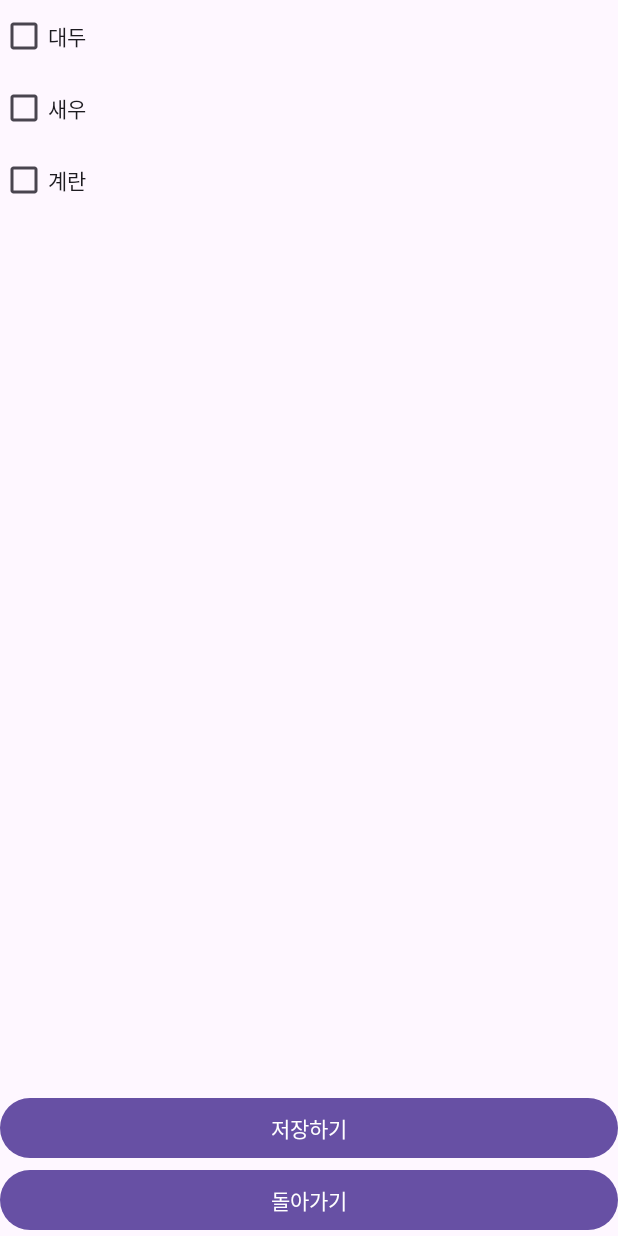
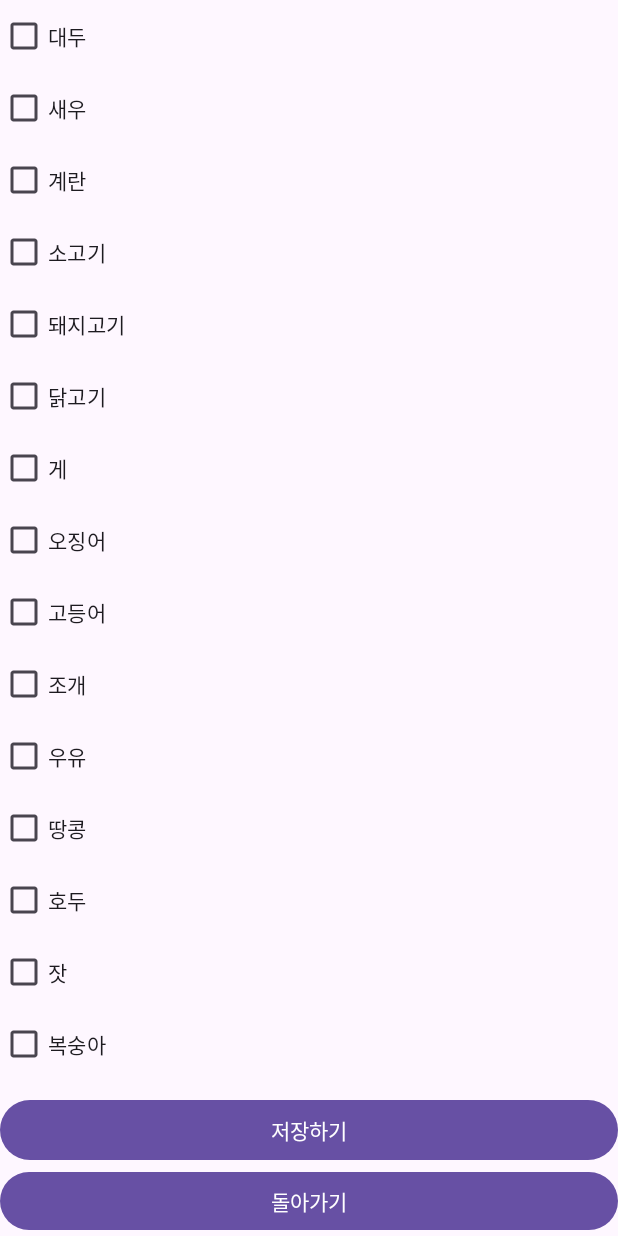
Before and after one commit to Danmark-Jajang/VisionAPI, an Android app: the CheckAllergy screen opened directly, with no data from a screen before it, after a tap on "저장하기", on a phone screen of 412 x 824 dp. Run offline under Robolectric (Android 15) with nearby library versions, the phone set to English and light mode, and no system bars; our stand-ins replace Room's generated code.

Commit message:
알러지 종류 추가

```diff
--- a/app/src/main/java/com/example/visionapi/CheckAllergy.kt
+++ b/app/src/main/java/com/example/visionapi/CheckAllergy.kt
@@ -38,7 +38,8 @@ class CheckAllergy : AppCompatActivity() {
         //화면 표시때 유저데이터 없으면 초기화
         val userDB = UserDatabase.getInstance(applicationContext)
         if(userDB!!.UserDao().getUserNum() <= 0){
-            var tmpUser = User(1, "", "","")
+            var tmpUser = User(1, "", "","","","","","","","","","","","","","",""
+                ,"","","")
             userDB.UserDao().insertUser(tmpUser)
         }
 
@@ -60,11 +61,30 @@ class CheckAllergy : AppCompatActivity() {
     }
 
     fun checkAllergyBox() : User{
-        val cb1 = findViewById<CheckBox>(R.id.CbAllergy1)
-        val cb2 = findViewById<CheckBox>(R.id.CbAllergy2)
-        val cb3 = findViewById<CheckBox>(R.id.CbAllergy3)
-        var cbArray = arrayOf(cb1, cb2, cb3)
-        var alArray = arrayOf("", "", "")
+        val cb1 = findViewById<CheckBox>(R.id.cb1)
+        val cb2 = findViewById<CheckBox>(R.id.cb2)
+        val cb3 = findViewById<CheckBox>(R.id.cb3)
+        val cb4 = findViewById<CheckBox>(R.id.cb4)
+        val cb5 = findViewById<CheckBox>(R.id.cb5)
+        val cb6 = findViewById<CheckBox>(R.id.cb6)
+        val cb7 = findViewById<CheckBox>(R.id.cb7)
+        val cb8 = findViewById<CheckBox>(R.id.cb8)
+        val cb9 = findViewById<CheckBox>(R.id.cb9)
+        val cb10 = findViewById<CheckBox>(R.id.cb10)
+        val cb11 = findViewById<CheckBox>(R.id.cb11)
+        val cb12 = findViewById<CheckBox>(R.id.cb12)
+        val cb13 = findViewById<CheckBox>(R.id.cb13)
+        val cb14 = findViewById<CheckBox>(R.id.cb14)
+        val cb15 = findViewById<CheckBox>(R.id.cb15)
+        val cb16 = findViewById<CheckBox>(R.id.cb16)
+        val cb17 = findViewById<CheckBox>(R.id.cb17)
+        val cb18 = findViewById<CheckBox>(R.id.cb18)
+        val cb19 = findViewById<CheckBox>(R.id.cb19)
+
+
+
+        var cbArray = arrayOf(cb1, cb2, cb3, cb4, cb5, cb6, cb7, cb8, cb9, cb10, cb11, cb12, cb13, cb14, cb15, cb16, cb17, cb18, cb19)
+        var alArray = arrayOf("", "", "", "", "", "", "", "", "", "", "", "", "", "", "", "", "", "", "")
 
         for(i in cbArray){
             if(i.isChecked){
@@ -72,18 +92,36 @@ class CheckAllergy : AppCompatActivity() {
             }
         }
 
-        val u : User = User(1, alArray[0], alArray[1], alArray[2])
+        val u : User = User(1, alArray[0], alArray[1], alArray[2], alArray[3], alArray[4], alArray[5], alArray[6], alArray[7], alArray[8]
+            , alArray[9], alArray[10], alArray[11], alArray[12], alArray[13], alArray[14], alArray[15], alArray[16], alArray[17], alArray[18])
         return u
     }
 
     fun setAllergyBox(user : User){
-        val cb1 = findViewById<CheckBox>(R.id.CbAllergy1)
-        val cb2 = findViewById<CheckBox>(R.id.CbAllergy2)
-        val cb3 = findViewById<CheckBox>(R.id.CbAllergy3)
-        var cbArray = arrayOf(cb1, cb2, cb3)
-        var alArray = arrayOf(user.al1, user.al2, user.al3)
+        val cb1 = findViewById<CheckBox>(R.id.cb1)
+        val cb2 = findViewById<CheckBox>(R.id.cb2)
+        val cb3 = findViewById<CheckBox>(R.id.cb3)
+        val cb4 = findViewById<CheckBox>(R.id.cb4)
+        val cb5 = findViewById<CheckBox>(R.id.cb5)
+        val cb6 = findViewById<CheckBox>(R.id.cb6)
+        val cb7 = findViewById<CheckBox>(R.id.cb7)
+        val cb8 = findViewById<CheckBox>(R.id.cb8)
+        val cb9 = findViewById<CheckBox>(R.id.cb9)
+        val cb10 = findViewById<CheckBox>(R.id.cb10)
+        val cb11 = findViewById<CheckBox>(R.id.cb11)
+        val cb12 = findViewById<CheckBox>(R.id.cb12)
+        val cb13 = findViewById<CheckBox>(R.id.cb13)
+        val cb14 = findViewById<CheckBox>(R.id.cb14)
+        val cb15 = findViewById<CheckBox>(R.id.cb15)
+        val cb16 = findViewById<CheckBox>(R.id.cb16)
+        val cb17 = findViewById<CheckBox>(R.id.cb17)
+        val cb18 = findViewById<CheckBox>(R.id.cb18)
+        val cb19 = findViewById<CheckBox>(R.id.cb19)
+        var cbArray = arrayOf(cb1, cb2, cb3, cb4, cb5, cb6, cb7, cb8, cb9, cb10, cb11, cb12, cb13, cb14, cb15, cb16, cb17, cb18, cb19)
+        var alArray = arrayOf(user.al1, user.al2, user.al3, user.al4, user.al5, user.al6, user.al7, user.al8, user.al9, user.al10,
+            user.al11, user.al12, user.al13, user.al14, user.al15, user.al16, user.al17, user.al18, user.al19)
 
-        for(i in 0..2){
+        for(i in 0..18){
             if(alArray[i] != ""){
                 cbArray[i].isChecked = true
             }
--- a/app/src/main/java/com/example/visionapi/ResultActivity.kt
+++ b/app/src/main/java/com/example/visionapi/ResultActivity.kt
@@ -9,8 +9,6 @@ import androidx.appcompat.app.AppCompatActivity
 import androidx.core.view.ViewCompat
 import androidx.core.view.WindowInsetsCompat
 import com.example.visionapi.databinding.ActivityResultBinding
-import java.util.ArrayList
-import java.util.Random
 
 class ResultActivity : AppCompatActivity() {
     lateinit var binding: ActivityResultBinding
@@ -30,14 +28,17 @@ class ResultActivity : AppCompatActivity() {
         val text : String = intent.getStringExtra("text").toString()
         dbHelper = ProductDatabaseHelper(this)
 
+        //문자열 유사도 분석으로 최대한 비슷한 제품 검색
         val name : List<String> = dbHelper.getProductsName()
-
         val jaroWinkler = JaroWinkler()
+        //검색 결과가 serch에 들어갈 예정, 유사한 결과가 없으면 그대로
         var serch = ""
+        var sim = 0.8
         for(n in name){
-            //유사도
-            if(jaroWinkler.similarity(n, text) > 0.8){
+            //유사도 80%이상일 때 검색
+            if(jaroWinkler.similarity(n, text) > sim){
                 serch = n
+                sim = jaroWinkler.similarity(n, text)
             }
         }
 
--- a/app/src/main/java/com/example/visionapi/UserDB.kt
+++ b/app/src/main/java/com/example/visionapi/UserDB.kt
@@ -18,7 +18,23 @@ data class User(
     @PrimaryKey val uid : Int,
     @ColumnInfo(name = "대두") val al1 : String,
     @ColumnInfo(name = "새우") val al2 : String,
-    @ColumnInfo(name = "계란") val al3 : String
+    @ColumnInfo(name = "계란") val al3 : String,
+    @ColumnInfo(name = "소고기") val al4 : String,
+    @ColumnInfo(name = "돼지고기") val al5 : String,
+    @ColumnInfo(name = "닭고기") val al6 : String,
+    @ColumnInfo(name = "게") val al7 : String,
+    @ColumnInfo(name = "오징어") val al8 : String,
+    @ColumnInfo(name = "고등어") val al9 : String,
+    @ColumnInfo(name = "조개") val al10 : String,
+    @ColumnInfo(name = "우유") val al11 : String,
+    @ColumnInfo(name = "땅콩") val al12 : String,
+    @ColumnInfo(name = "호두") val al13 : String,
+    @ColumnInfo(name = "잣") val al14 : String,
+    @ColumnInfo(name = "복숭아") val al15 : String,
+    @ColumnInfo(name = "토마토") val al16 : String,
+    @ColumnInfo(name = "밀") val al17 : String,
+    @ColumnInfo(name = "메밀") val al18 : String,
+    @ColumnInfo(name = "아황산류") val al19 : String,
 )
 
 @Dao
--- a/app/src/main/res/layout/activity_check_allergy.xml
+++ b/app/src/main/res/layout/activity_check_allergy.xml
@@ -8,36 +8,118 @@
     android:orientation="vertical"
     tools:context=".CheckAllergy">
 
+    <ScrollView
+        android:layout_width="match_parent"
+        android:layout_height="wrap_content"
+        android:fillViewport="true"
+        android:layout_weight="100">
+        <LinearLayout
+            android:layout_width="match_parent"
+            android:layout_height="match_parent"
+            android:orientation="vertical">
+            <CheckBox
+                android:layout_width="match_parent"
+                android:layout_height="wrap_content"
+                android:text="대두"
+                android:id="@+id/cb1"/>
+            <CheckBox
+                android:layout_width="match_parent"
+                android:layout_height="wrap_content"
+                android:text="새우"
+                android:id="@+id/cb2"/>
+            <CheckBox
+                android:layout_width="match_parent"
+                android:layout_height="wrap_content"
+                android:text="계란"
+                android:id="@+id/cb3"/>
+            <CheckBox
+                android:layout_width="match_parent"
+                android:layout_height="wrap_content"
+                android:text="소고기"
+                android:id="@+id/cb4"/>
+            <CheckBox
+                android:layout_width="match_parent"
+                android:layout_height="wrap_content"
+                android:text="돼지고기"
+                android:id="@+id/cb5"/>
+            <CheckBox
+                android:layout_width="match_parent"
+                android:layout_height="wrap_content"
+                android:text="닭고기"
+                android:id="@+id/cb6"/>
+            <CheckBox
+                android:layout_width="match_parent"
+                android:layout_height="wrap_content"
+                android:text="게"
+                android:id="@+id/cb7"/>
+            <CheckBox
+                android:layout_width="match_parent"
+                android:layout_height="wrap_content"
+                android:text="오징어"
+                android:id="@+id/cb8"/>
+            <CheckBox
+                android:layout_width="match_parent"
+                android:layout_height="wrap_content"
+                android:text="고등어"
+                android:id="@+id/cb9"/>
+            <CheckBox
+                android:layout_width="match_parent"
+                android:layout_height="wrap_content"
+                android:text="조개"
+                android:id="@+id/cb10"/>
+            <CheckBox
+                android:layout_width="match_parent"
+                android:layout_height="wrap_content"
+                android:text="우유"
+                android:id="@+id/cb11"/>
+            <CheckBox
+                android:layout_width="match_parent"
+                android:layout_height="wrap_content"
+                android:text="땅콩"
+                android:id="@+id/cb12"/>
+            <CheckBox
+                android:layout_width="match_parent"
+                android:layout_height="wrap_content"
+                android:text="호두"
+                android:id="@+id/cb13"/>
+            <CheckBox
+                android:layout_width="match_parent"
+                android:layout_height="wrap_content"
+                android:text="잣"
+                android:id="@+id/cb14"/>
+            <CheckBox
+                android:layout_width="match_parent"
+                android:layout_height="wrap_content"
+                android:text="복숭아"
+                android:id="@+id/cb15"/>
+            <CheckBox
+                android:layout_width="match_parent"
+                android:layout_height="wrap_content"
+                android:text="토마토"
+                android:id="@+id/cb16"/>
+            <CheckBox
+                android:layout_width="match_parent"
+                android:layout_height="wrap_content"
+                android:text="밀"
+                android:id="@+id/cb17"/>
+            <CheckBox
+                android:layout_width="match_parent"
+                android:layout_height="wrap_content"
+                android:text="메밀"
+                android:id="@+id/cb18"/>
+            <CheckBox
+                android:layout_width="match_parent"
+                android:layout_height="wrap_content"
+                android:text="아황산류"
+                android:id="@+id/cb19"/>
+        </LinearLayout>
+    </ScrollView>
+
     <LinearLayout
         android:layout_width="match_parent"
         android:layout_height="wrap_content"
         android:orientation="vertical"
         android:layout_weight="1">
-        <CheckBox
-            android:layout_width="match_parent"
-            android:layout_height="wrap_content"
-            android:text="대두"
-            android:id="@+id/CbAllergy1"/>
-        <CheckBox
-            android:layout_width="match_parent"
-            android:layout_height="wrap_content"
-            android:text="새우"
-            android:id="@+id/CbAllergy2"/>
-        <CheckBox
-            android:layout_width="match_parent"
-            android:layout_height="wrap_content"
-            android:text="계란"
-            android:id="@+id/CbAllergy3"/>
-    </LinearLayout>
-
-    <LinearLayout
-        android:layout_width="match_parent"
-        android:layout_height="wrap_content"
-        android:orientation="vertical">
-        <LinearLayout
-            android:layout_width="match_parent"
-            android:layout_height="wrap_content"
-            android:orientation="vertical">
         <Button
             android:layout_width="match_parent"
             android:layout_height="wrap_content"
@@ -49,7 +131,6 @@
             android:id="@+id/BtnGoBackMain"
             android:text="돌아가기"/>
     </LinearLayout>
-    </LinearLayout>
 
 
 </LinearLayout>
```
Lines whose indentation alone changed are shown as unchanged.
